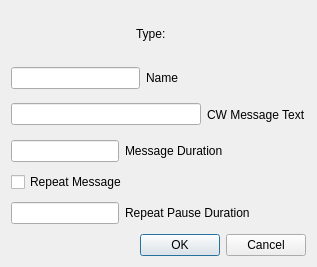
This is mqt/MqtLogger/txvmrigbuttondialog.ui in Rsclub22/Minos2-Mirror as Qt 5 draws it before an edit. The edited form follows.
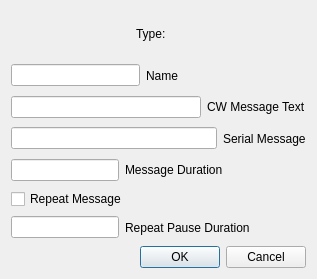
This is the edited form.

```diff
--- a/mqt/MqtLogger/txvmrigbuttondialog.ui
+++ b/mqt/MqtLogger/txvmrigbuttondialog.ui
@@ -7,7 +7,7 @@
     <x>0</x>
     <y>0</y>
     <width>317</width>
-    <height>267</height>
+    <height>279</height>
    </rect>
   </property>
   <property name="windowTitle">
@@ -99,6 +99,20 @@
      </item>
     </layout>
    </item>
+   <item>
+    <layout class="QHBoxLayout" name="horizontalLayout_6">
+     <item>
+      <widget class="QLineEdit" name="txSerialMessageLineEdit"/>
+     </item>
+     <item>
+      <widget class="QLabel" name="serialMessageLabel">
+       <property name="text">
+        <string>Serial Message</string>
+       </property>
+      </widget>
+     </item>
+    </layout>
+   </item>
    <item>
     <layout class="QHBoxLayout" name="horizontalLayout_2">
      <item>
```
